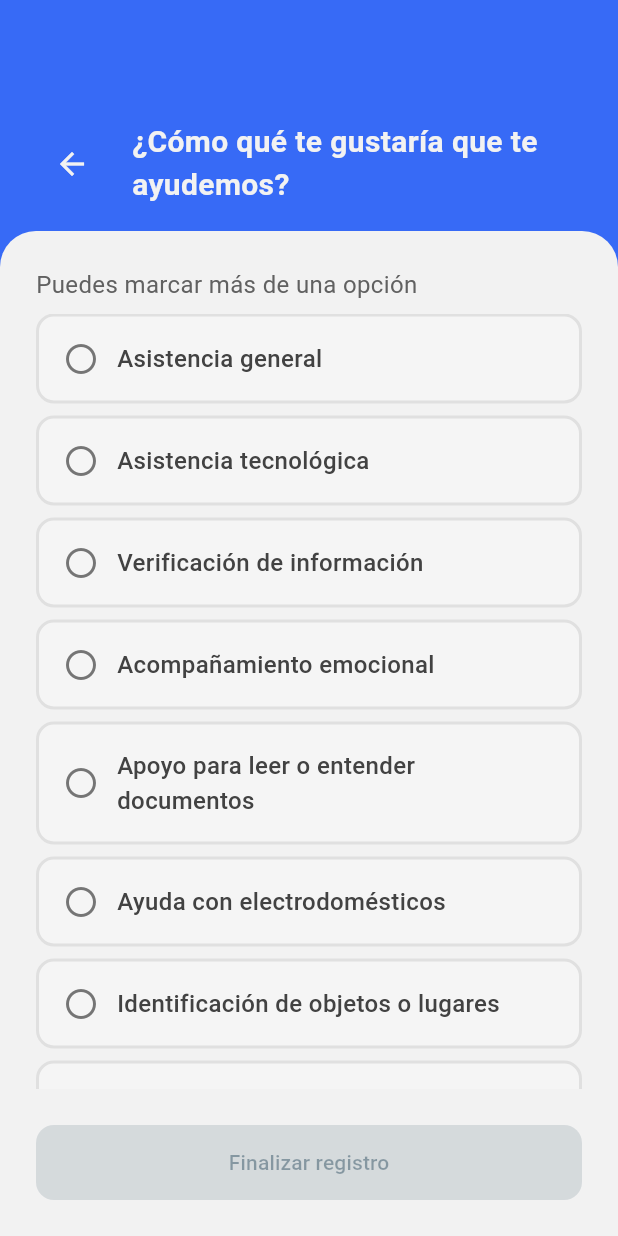
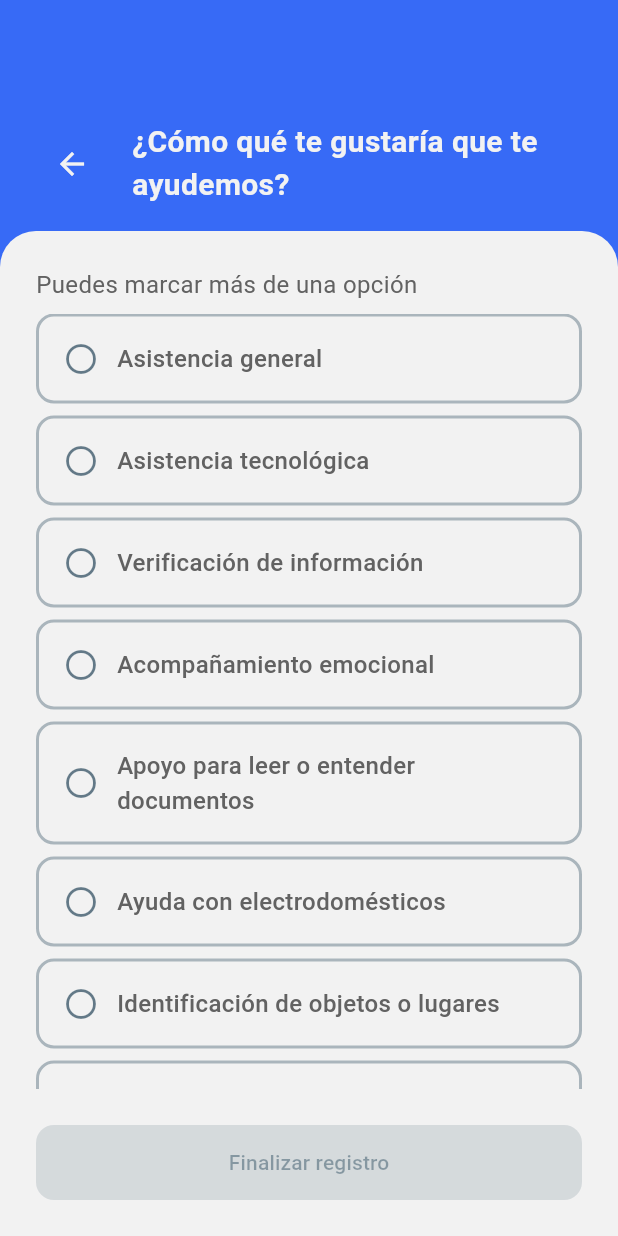
Before and after one commit to Helpwave-App/helpwave_mobile_app, a Flutter app: the SelectableOptionsWidgetScreen screen opened directly, on a phone screen of 412 x 824 dp. Run offline on Flutter 3.47's test engine with Material 3 defaults, Android fonts, the phone set to English and light mode, and no system bars; our stand-ins replace flutter_riverpod, permission_handler; missing offline and left inert: agora_rtc_engine.

Commit message:
Fix dark mode

```diff
--- a/lib/src/constants/app_theme.dart
+++ b/lib/src/constants/app_theme.dart
@@ -9,7 +9,7 @@ class AppTheme {
       secondary: Color(0xFF376AF6),
       onSecondary: Colors.white,
       tertiary: Color(0xFF8BBF56),
-      onTertiary: Colors.white,
+      onTertiary: Color.fromARGB(255, 98, 98, 98),
       surface: Color(0xFFF2F2F2),
       onSurface: Color(0xFF042940),
       error: Color(0xFFB00020),
@@ -66,8 +66,10 @@ class AppTheme {
       brightness: Brightness.dark,
       primary: Color(0xFF049DBF),
       onPrimary: Colors.black,
-      secondary: Color(0xFF84BF5A),
+      secondary: Color(0xFF8BBF56),
       onSecondary: Colors.black,
+      tertiary: Color(0xFF8BBF56), // TO FIX: this should be a different color
+      onTertiary: Colors.grey,
       surface: Color(0xFF042940),
       onSurface: Color(0xFFF2F2F2),
       error: Color(0xFFCF6679),
--- a/lib/src/features/auth/presentation/pages/register/terms_and_conditions_screen.dart
+++ b/lib/src/features/auth/presentation/pages/register/terms_and_conditions_screen.dart
@@ -77,7 +77,7 @@ class _TermsAndConditionsScreenState extends State<TermsAndConditionsScreen> {
                         'Al usar esta aplicación, aceptas participar de una comunidad basada en el respeto, la colaboración y la ayuda mutua.\n\n'
                         'Te comprometes a brindar y recibir asistencia con buena voluntad, a respetar la privacidad de los demás usuarios y a utilizar esta plataforma exclusivamente para los fines permitidos.\n\n'
                         'HelpWave no se responsabiliza por el contenido de las interacciones, pero se reserva el derecho de suspender cuentas en caso de mal uso.',
-                        style: TextStyle(fontSize: 16, color: Colors.grey[800]),
+                        style: TextStyle(fontSize: 16),
                       ),
                     ),
                   ),
@@ -90,7 +90,6 @@ class _TermsAndConditionsScreenState extends State<TermsAndConditionsScreen> {
                       Expanded(
                         child: Text(
                           'He leído y acepto los términos y condiciones.',
-                          style: TextStyle(color: Colors.grey[700]),
                         ),
                       ),
                     ],
--- a/lib/src/features/auth/presentation/pages/register/user_type_selection_screen.dart
+++ b/lib/src/features/auth/presentation/pages/register/user_type_selection_screen.dart
@@ -127,7 +127,6 @@ class _UserTypeSelectionScreenState extends State<UserTypeSelectionScreen> {
               ),
               child: Column(
                 children: [
-                  // 1. Zona scrollable con las dos opciones
                   Expanded(
                     child: SingleChildScrollView(
                       child: Column(
--- a/lib/src/features/auth/presentation/widgets/registration_completed_widget.dart
+++ b/lib/src/features/auth/presentation/widgets/registration_completed_widget.dart
@@ -90,10 +90,10 @@ class RegistrationCompletedWidgetScreen extends StatelessWidget {
                       borderRadius: BorderRadius.circular(24),
                     ),
                     backgroundColor: theme.colorScheme.tertiary,
-                    foregroundColor: theme.colorScheme.onTertiary,
+                    foregroundColor: theme.colorScheme.onSecondary,
                   ),
                   onPressed: () => _onNextPressed(context),
-                  child: const Text(
+                  child: Text(
                     'Ir al inicio',
                     style: TextStyle(fontSize: 20),
                   ),
--- a/lib/src/features/auth/presentation/widgets/selectable_options_widget.dart
+++ b/lib/src/features/auth/presentation/widgets/selectable_options_widget.dart
@@ -80,7 +80,9 @@ class _SelectableOptionsScreenState
                 children: [
                   Text(
                     widget.subtitle,
-                    style: TextStyle(fontSize: 16, color: Colors.grey[700]),
+                    style: TextStyle(
+                        fontSize: 16,
+                        color: Theme.of(context).colorScheme.onTertiary),
                   ),
                   const SizedBox(height: 8),
                   Expanded(
@@ -98,11 +100,17 @@ class _SelectableOptionsScreenState
                             decoration: BoxDecoration(
                               color: isSelected
                                   ? colors.tertiary.withOpacity(0.2)
-                                  : Colors.grey[100],
+                                  : Theme.of(context)
+                                      .colorScheme
+                                      .surface
+                                      .withOpacity(0.1), //Colors.grey[100]
                               border: Border.all(
                                 color: isSelected
                                     ? colors.tertiary
-                                    : Colors.grey[300]!,
+                                    : Theme.of(context)
+                                        .colorScheme
+                                        .primary
+                                        .withOpacity(0.3), //grey[300]!
                                 width: 2,
                               ),
                               borderRadius: BorderRadius.circular(12),
@@ -115,7 +123,10 @@ class _SelectableOptionsScreenState
                                       : Icons.circle_outlined,
                                   color: isSelected
                                       ? colors.tertiary
-                                      : Colors.grey[600],
+                                      : Theme.of(context)
+                                          .colorScheme
+                                          .primary
+                                          .withOpacity(0.6), //grey[600]
                                 ),
                                 const SizedBox(width: 12),
                                 Expanded(
@@ -124,7 +135,9 @@ class _SelectableOptionsScreenState
                                     style: TextStyle(
                                       fontSize: 16,
                                       fontWeight: FontWeight.w500,
-                                      color: Colors.grey[800],
+                                      color: Theme.of(context)
+                                          .colorScheme
+                                          .onTertiary, // grey[800]
                                     ),
                                   ),
                                 ),
--- a/lib/src/features/home/presentation/widgets/home_widget.dart
+++ b/lib/src/features/home/presentation/widgets/home_widget.dart
@@ -67,7 +67,7 @@ class HomeWidget extends StatelessWidget {
                       shape: const CircleBorder(),
                       padding: EdgeInsets.zero,
                       backgroundColor: theme.colorScheme.tertiary,
-                      foregroundColor: theme.colorScheme.onTertiary,
+                      foregroundColor: theme.colorScheme.onSecondary,
                       elevation: 6,
                     ),
                     onPressed: () {
```
Also changed, not shown: lib/src/features/auth/presentation/pages/login/sign_in_screen.dart (+5 -3 lines), lib/src/features/auth/presentation/pages/register/sign_up_screen.dart (+5 -2 lines).
